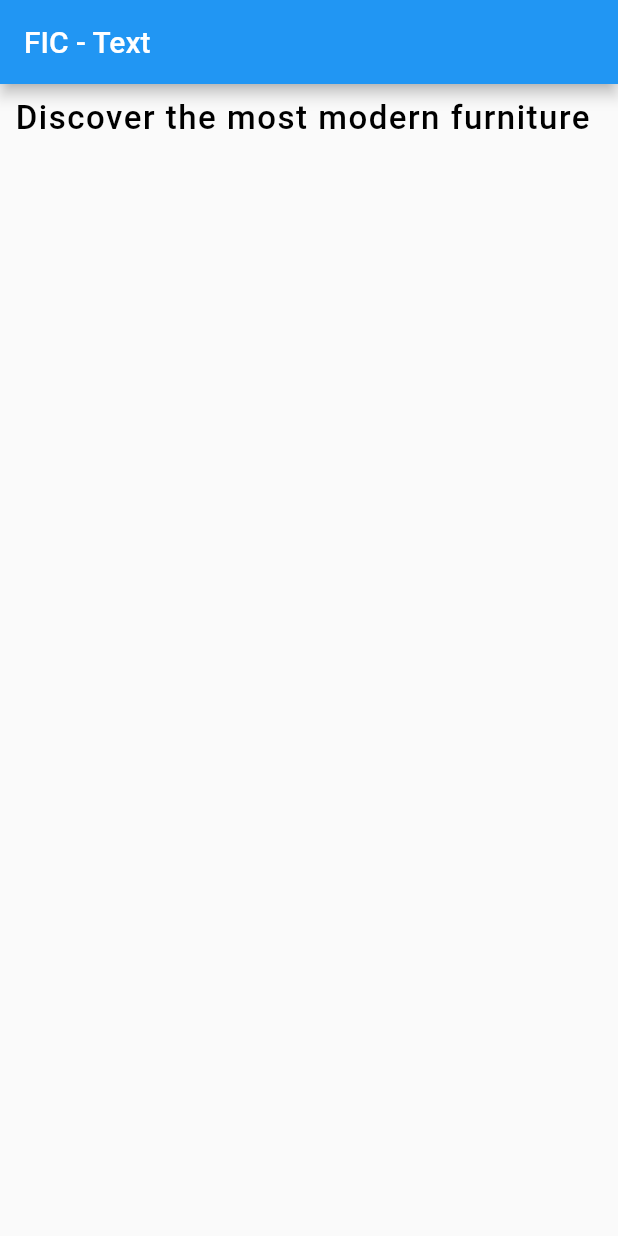
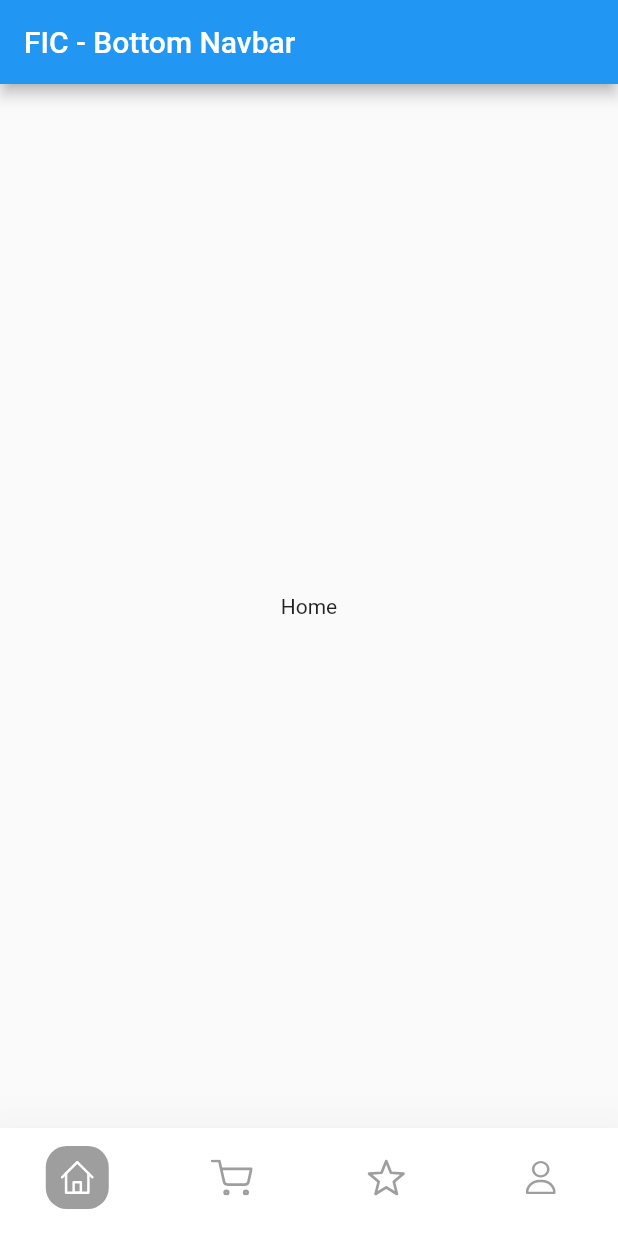
Before and after one commit to fesaworld/fic4_flutter_widgets_challenges, a Flutter app: the screen it shows after launch, on a phone screen of 412 x 824 dp. Run offline on Flutter 3.47's test engine with Material 2 defaults, Android fonts, the phone set to English and light mode, and no system bars; our stand-ins replace flutter_svg.

Commit message:
basic widget - navigation - bottom_navbar

```diff
--- a/lib/main.dart
+++ b/lib/main.dart
@@ -18,6 +18,7 @@ import 'package:fic4_flutter_widgets_challenges/tugas/basic_widget/icon_widget.d
 import 'package:fic4_flutter_widgets_challenges/tugas/basic_widget/image_widget.dart';
 import 'package:fic4_flutter_widgets_challenges/tugas/basic_widget/scaffold_widget.dart';
 import 'package:fic4_flutter_widgets_challenges/tugas/basic_widget/text_widget.dart';
+import 'package:fic4_flutter_widgets_challenges/tugas/navigation/bottom_navbar.dart';
 import 'package:flutter/material.dart';
 
 void main() {
@@ -54,7 +55,8 @@ class MyApp extends StatelessWidget {
       // home: const IconWidget(),
       // home: const ImageWidget(),
       // home: const ScaffoldWidget(),
-      home: const TextWidget(),
+      // home: const TextWidget(),
+      home: const BottomNavbarWidget(),
     );
   }
 }
--- /dev/null
+++ b/lib/tugas/navigation/bottom_navbar.dart
@@ -0,0 +1,96 @@
+import 'package:flutter/material.dart';
+import 'package:flutter_svg/flutter_svg.dart';
+
+class BottomNavbarWidget extends StatefulWidget {
+  const BottomNavbarWidget({Key? key}) : super(key: key);
+
+  @override
+  State<BottomNavbarWidget> createState() => _BottomNavbarWidgetState();
+}
+
+class _BottomNavbarWidgetState extends State<BottomNavbarWidget> {
+  final List<Widget> list = const [
+    Text('Home'),
+    Text('Cart'),
+    Text('Favorite'),
+    Text('User'),
+  ];
+
+  int _selectedIndex = 0;
+  List<dynamic> menuItems = [
+    {
+      'icon': 'assets/icons/home_.svg',
+      'label': 'Home',
+    },
+    {
+      'icon': 'assets/icons/cart_.svg',
+      'label': 'Cart',
+    },
+    {
+      'icon': 'assets/icons/favorite.svg',
+      'label': 'Favorite',
+    },
+    {
+      'icon': 'assets/icons/profile_.svg',
+      'label': 'Profile',
+    },
+  ];
+
+  void _onItemTapped(int index) {
+    setState(() {
+      _selectedIndex = index;
+    });
+  }
+
+  @override
+  Widget build(BuildContext context) {
+    return Scaffold(
+      appBar: AppBar(
+        title: const Text("FIC - Bottom Navbar"),
+        actions: const [],
+      ),
+      body: Center(
+        child: list[_selectedIndex],
+      ),
+      bottomNavigationBar: BottomNavigationBar(
+        backgroundColor: Colors.white,
+        showUnselectedLabels: false,
+        showSelectedLabels: false,
+        unselectedItemColor: Colors.black87,
+        elevation: 32.0,
+        type: BottomNavigationBarType.fixed,
+        selectedLabelStyle: const TextStyle(
+          height: 1.5,
+          fontSize: 12,
+        ),
+        unselectedLabelStyle: const TextStyle(
+          height: 1.5,
+          fontSize: 12,
+        ),
+        items: menuItems.map((i) {
+          return BottomNavigationBarItem(
+            activeIcon: Container(
+              padding: const EdgeInsets.all(10),
+              decoration: const BoxDecoration(
+                color: Colors.grey,
+                borderRadius: BorderRadius.all(Radius.circular(14)),
+              ),
+              child: SvgPicture.asset(
+                i['icon'],
+                color: Colors.white,
+              ),
+            ),
+            icon: SvgPicture.asset(
+              i['icon'],
+              color: Colors.grey,
+            ),
+            label: i['label'],
+          );
+        }).toList(),
+        currentIndex: _selectedIndex,
+        selectedItemColor: Colors.blue,
+        onTap: _onItemTapped,
+      ),
+    );
+  }
+}
--- a/pubspec.yaml
+++ b/pubspec.yaml
@@ -35,6 +35,7 @@ dependencies:
   # The following adds the Cupertino Icons font to your application.
   # Use with the CupertinoIcons class for iOS style icons.
   cupertino_icons: ^1.0.2
+  flutter_svg: ^1.1.6
 
 dev_dependencies:
   flutter_test:
```
Also changed, not shown: pubspec.lock.
